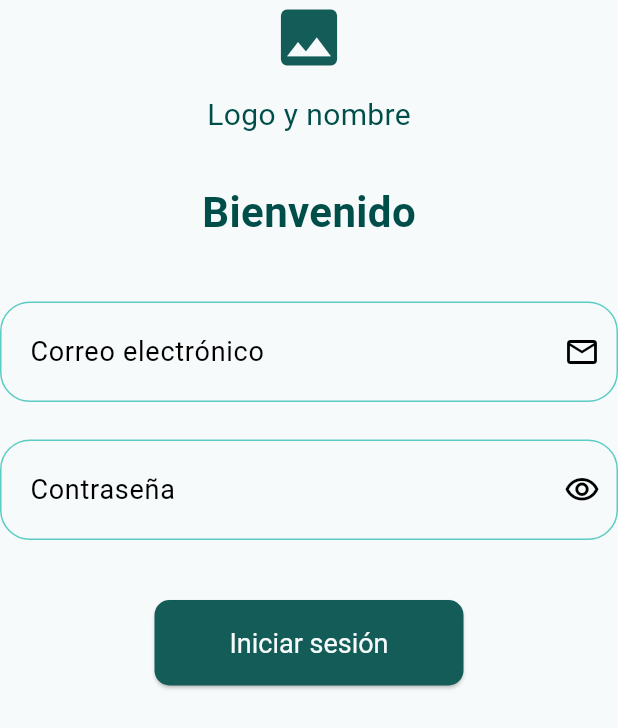
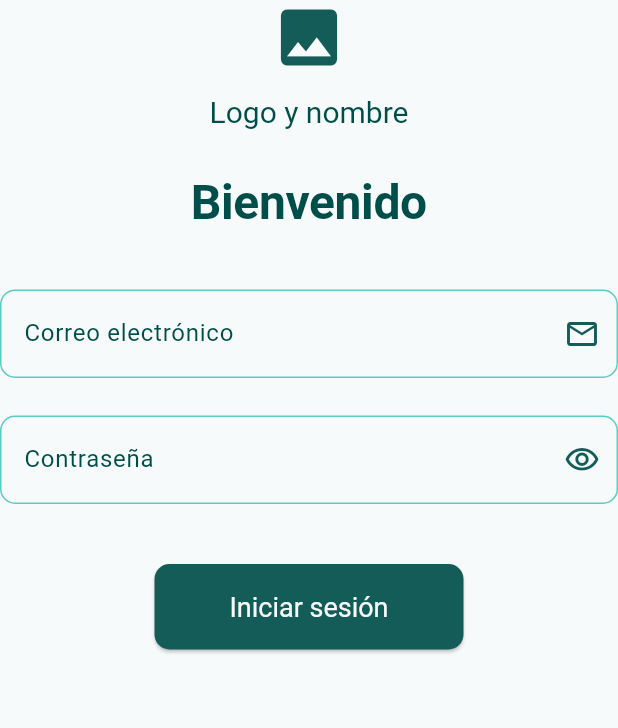
Before and after one commit to Emmanueloz/frontend_water_quality, a Flutter app: the LoginForm widget shown alone on an empty page, opened directly, on a phone screen of 412 x 824 dp. Shown: the top 728 px of the screen. Run offline on Flutter 3.47's test engine with Material 3 defaults, Android fonts, the phone set to English and light mode, and no system bars; our stand-ins replace fl_chart, go_router; missing offline and left inert: girix_code_gauge.

Commit message:
refactor: usar inputDecorationTheme por defecto a los inputs de toda la aplicación

```diff
--- a/devtools_options.yaml
+++ b/devtools_options.yaml
@@ -1,3 +1,4 @@
 description: This file stores settings for Dart & Flutter DevTools.
 documentation: https://docs.flutter.dev/tools/devtools/extensions#configure-extension-enablement-states
 extensions:
+  - provider: true
--- a/lib/presentation/widgets/specific/form_login.dart
+++ b/lib/presentation/widgets/specific/form_login.dart
@@ -15,23 +15,23 @@ class LoginForm extends StatelessWidget {
         mainAxisAlignment: MainAxisAlignment.center,
         crossAxisAlignment: CrossAxisAlignment.start,
         children: [
-          const Center(
+          Center(
             child: Column(
               children: [
                 Icon(Icons.image, size: 50),
                 SizedBox(height: 12),
                 Text(
                   'Logo y nombre',
-                  style: TextStyle(fontSize: 20),
+                  style: Theme.of(context).textTheme.titleLarge,
                 ),
               ],
             ),
           ),
           const SizedBox(height: 30),
-          const Center(
+          Center(
             child: Text(
               'Bienvenido',
-              style: TextStyle(fontSize: 28, fontWeight: FontWeight.bold),
+              style: Theme.of(context).textTheme.displayLarge,
             ),
           ),
           const SizedBox(height: 40),
@@ -40,22 +40,7 @@ class LoginForm extends StatelessWidget {
             style: const TextStyle(fontSize: 18),
             decoration: InputDecoration(
               labelText: 'Correo electrónico',
-              labelStyle: const TextStyle(fontSize: 18),
               suffixIcon: const Icon(Icons.email_outlined),
-              border: const OutlineInputBorder(
-                borderRadius: BorderRadius.all(Radius.circular(20)),
-                borderSide: BorderSide(color: Color(0xff5accc4)),
-              ),
-              enabledBorder: const OutlineInputBorder(
-                borderRadius: BorderRadius.all(Radius.circular(20)),
-                borderSide: BorderSide(color: Color(0xff5accc4)),
-              ),
-              focusedBorder: const OutlineInputBorder(
-                borderRadius: BorderRadius.all(Radius.circular(20)),
-                borderSide: BorderSide(color: Color(0xff5accc4), width: 2),
-              ),
-              contentPadding:
-                  const EdgeInsets.symmetric(vertical: 20, horizontal: 16),
             ),
           ),
           const SizedBox(height: 25),
@@ -65,22 +50,7 @@ class LoginForm extends StatelessWidget {
             style: const TextStyle(fontSize: 18),
             decoration: InputDecoration(
               labelText: 'Contraseña',
-              labelStyle: const TextStyle(fontSize: 18),
               suffixIcon: const Icon(Icons.visibility_outlined),
-              border: const OutlineInputBorder(
-                borderRadius: BorderRadius.all(Radius.circular(20)),
-                borderSide: BorderSide(color: Color(0xff5accc4)),
-              ),
-              enabledBorder: const OutlineInputBorder(
-                borderRadius: BorderRadius.all(Radius.circular(20)),
-                borderSide: BorderSide(color: Color(0xff5accc4)),
-              ),
-              focusedBorder: const OutlineInputBorder(
-                borderRadius: BorderRadius.all(Radius.circular(20)),
-                borderSide: BorderSide(color: Color(0xff5accc4), width: 2),
-              ),
-              contentPadding:
-                  const EdgeInsets.symmetric(vertical: 20, horizontal: 16),
             ),
           ),
           const SizedBox(height: 40),
```
Also changed, not shown: lib/core/theme/theme.dart (+20 -1 lines), lib/presentation/widgets/specific/form_register.dart (+0 -15 lines), lib/presentation/widgets/specific/profile/profile_info_field.dart (+6 -50 lines).
